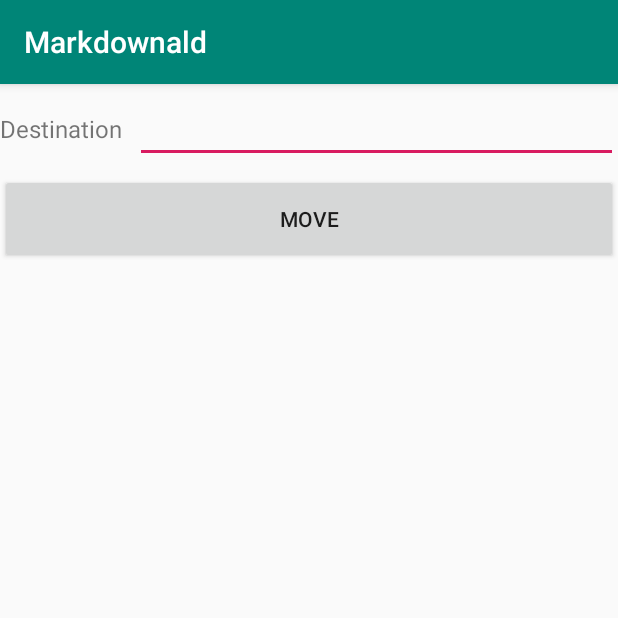
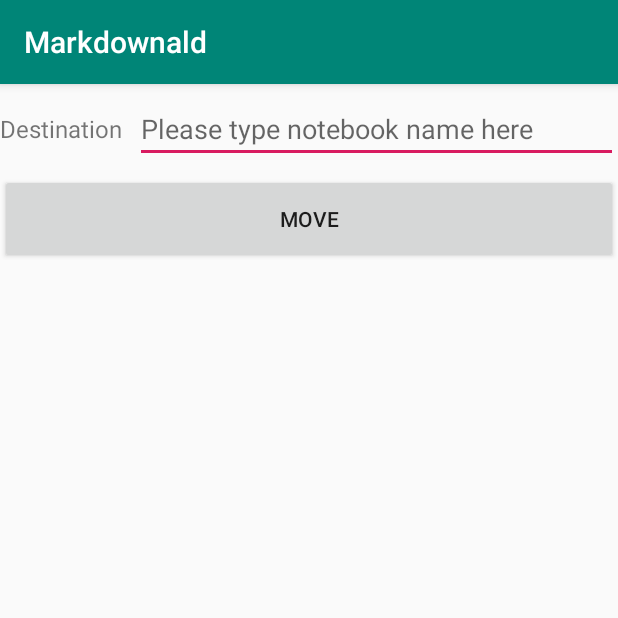
Before and after one commit to fordai/Markdownald-Android, an Android app: the NoteMoveActivity screen opened directly, with no data from a screen before it, on a phone screen of 412 x 824 dp, the top half of it. Run offline under Robolectric (Android 15) with nearby library versions, the phone set to English and light mode, and no system bars.

Commit message:
Refactor: Renaming variables/methods/classes, improving comments and adjust the architecture.

```diff
--- a/app/src/main/java/group/j/android/markdownald/ui/activity/NoteMoveActivity.java
+++ b/app/src/main/java/group/j/android/markdownald/ui/activity/NoteMoveActivity.java
@@ -11,7 +11,13 @@
 import group.j.android.markdownald.R;
 import group.j.android.markdownald.util.FileUtils;
 
+/**
+ * Implements the interface for moving a note from its source to the destination.
+ */
 public class NoteMoveActivity extends AppCompatActivity {
+    private static final String TAG = "NoteMoveActivity";
+    private static final String DUPLICATION_REMINDER = "The destination has the same note";
+
     private EditText edit_destination_title;
     private Button btn_move_note;
 
@@ -32,7 +38,7 @@
                     Intent intent = new Intent(NoteMoveActivity.this, MainActivity.class);
                     startActivity(intent);
                 } else {
-                    Toast.makeText(NoteMoveActivity.this, "The destination has the same note", Toast.LENGTH_SHORT).show();
+                    Toast.makeText(NoteMoveActivity.this, DUPLICATION_REMINDER, Toast.LENGTH_SHORT).show();
                 }
             }
         });
--- a/app/src/main/res/layout/activity_note_move.xml
+++ b/app/src/main/res/layout/activity_note_move.xml
@@ -13,20 +13,22 @@
             android:layout_width="90sp"
             android:layout_height="wrap_content"
             android:layout_gravity="center_vertical"
-            android:text="Destination"
+            android:text="@string/move_destination"
             android:textSize="16sp" />
 
         <EditText
+            android:hint="@string/move_hint"
             android:id="@+id/edit_destination_title"
             android:layout_width="0sp"
             android:layout_height="wrap_content"
             android:layout_gravity="center_vertical"
-            android:layout_weight="1" />
+            android:layout_weight="1"
+            android:inputType="none" />
     </LinearLayout>
 
     <Button
         android:id="@+id/btn_move_note"
         android:layout_width="match_parent"
         android:layout_height="60sp"
-        android:text="Move" />
+        android:text="@string/move_move" />
 </LinearLayout>
--- a/app/src/main/res/values/strings.xml
+++ b/app/src/main/res/values/strings.xml
@@ -11,4 +11,8 @@
     <string name="all_create">Create</string>
 
     <string name="edit_hint">Please type here</string>
+
+    <string name="move_destination">Destination</string>
+    <string name="move_move">Move</string>
+    <string name="move_hint">Please type notebook name here</string>
 </resources>
```
